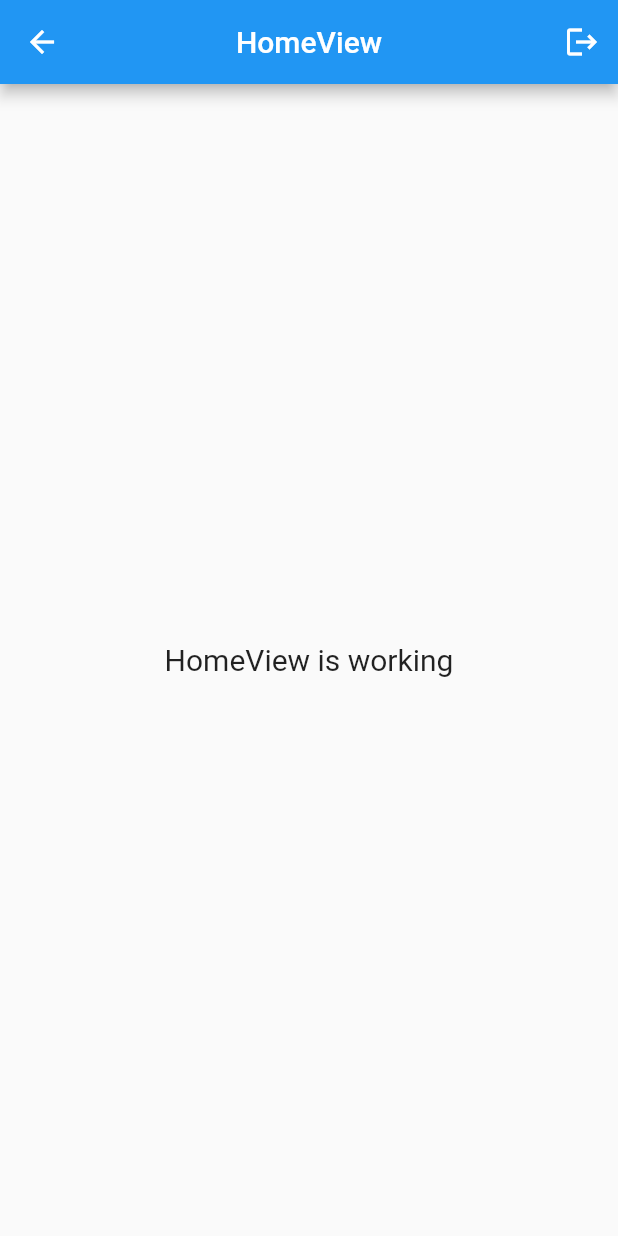
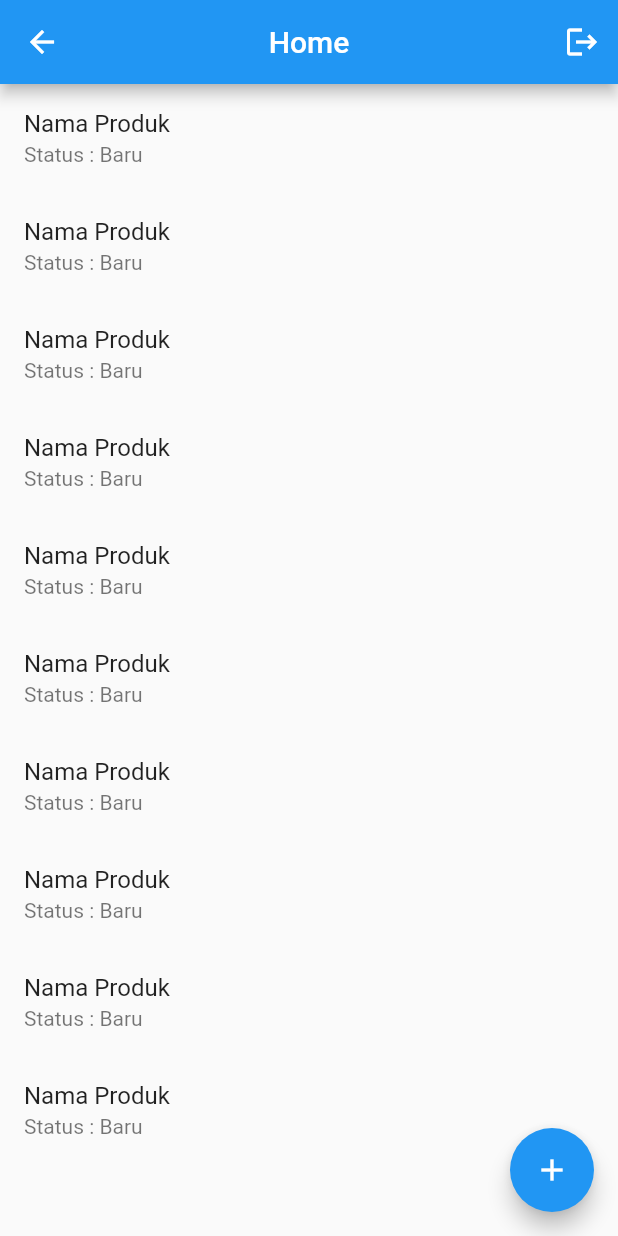
Before and after one commit to DanishMaula/d_firebase, a Flutter app: the HomeView screen opened by its route, on a phone screen of 412 x 824 dp. Run offline on Flutter 3.47's test engine with Material 2 defaults, Android fonts, the light colour scheme and no system bars; our stand-ins replace firebase_auth, firebase_core, get; accounts and stored records are empty; network calls fail.

Commit message:
add depedency for cloud firestore and add little bit of home UI

```diff
--- a/lib/app/modules/home/views/home_view.dart
+++ b/lib/app/modules/home/views/home_view.dart
@@ -1,4 +1,5 @@
 import 'package:d_firebase/app/controllers/auth_controller.dart';
+import 'package:d_firebase/app/routes/app_pages.dart';
 import 'package:flutter/material.dart';
 
 import 'package:get/get.dart';
@@ -12,18 +13,23 @@
   Widget build(BuildContext context) {
     return Scaffold(
       appBar: AppBar(
-        title: Text('HomeView'),
+        title: Text('Home'),
         centerTitle: true,
         actions: [
           IconButton(
          onPressed: () => authC.logout(),
          icon: Icon(Icons.logout))],
       ),
-      body: Center(
-        child: Text(
-          'HomeView is working',
-          style: TextStyle(fontSize: 20),
-        ),
+      body: ListView.builder(
+        itemCount: 10,
+        itemBuilder: (context, index) => ListTile(
+          title: Text('Nama Produk'),
+          subtitle: Text('Status : Baru'),
+      ),
+      ),
+      floatingActionButton: FloatingActionButton(
+        onPressed: () => Get.toNamed(Routes.ADD_PRODUCT),
+        child: Icon(Icons.add),
       ),
     );
   }
--- a/lib/app/modules/reset/views/reset_view.dart
+++ b/lib/app/modules/reset/views/reset_view.dart
@@ -18,6 +18,7 @@
         body: Padding(
           padding: EdgeInsets.all(18),
           child: Column(
+            mainAxisAlignment: MainAxisAlignment.center,
             children: [
               TextField(
                 controller: controller.emailC,
--- a/lib/app/modules/signup/views/signup_view.dart
+++ b/lib/app/modules/signup/views/signup_view.dart
@@ -18,6 +18,7 @@
         body: Padding(
           padding: EdgeInsets.all(18),
           child: Column(
+            mainAxisAlignment: MainAxisAlignment.center,
             children: [
               TextField(
                 controller: controller. emailC,
--- a/lib/app/routes/app_pages.dart
+++ b/lib/app/routes/app_pages.dart
@@ -1,5 +1,7 @@
 import 'package:get/get.dart';
 
+import 'package:d_firebase/app/modules/add_product/bindings/add_product_binding.dart';
+import 'package:d_firebase/app/modules/add_product/views/add_product_view.dart';
 import 'package:d_firebase/app/modules/home/bindings/home_binding.dart';
 import 'package:d_firebase/app/modules/home/views/home_view.dart';
 import 'package:d_firebase/app/modules/login/bindings/login_binding.dart';
@@ -37,5 +39,10 @@
       page: () => ResetView(),
       binding: ResetBinding(),
     ),
+    GetPage(
+      name: _Paths.ADD_PRODUCT,
+      page: () => AddProductView(),
+      binding: AddProductBinding(),
+    ),
   ];
 }
--- a/lib/app/routes/app_routes.dart
+++ b/lib/app/routes/app_routes.dart
@@ -8,6 +8,7 @@
   static const LOGIN = _Paths.LOGIN;
   static const SIGNUP = _Paths.SIGNUP;
   static const RESET = _Paths.RESET;
+  static const ADD_PRODUCT = _Paths.ADD_PRODUCT;
 }
 
 abstract class _Paths {
@@ -15,4 +16,5 @@
   static const LOGIN = '/login';
   static const SIGNUP = '/signup';
   static const RESET = '/reset';
+  static const ADD_PRODUCT = '/add-product';
 }
--- a/pubspec.yaml
+++ b/pubspec.yaml
@@ -10,6 +10,7 @@
   get: 4.6.5
   firebase_core: 1.22.0
   firebase_auth: 3.8.0
+  cloud_firestore: 3.4.7
   flutter:
     sdk: flutter
 
```
Also changed, not shown: lib/app/modules/add_product/bindings/add_product_binding.dart (added, +12 -0 lines), lib/app/modules/add_product/controllers/add_product_controller.dart (added, +20 -0 lines), lib/app/modules/add_product/views/add_product_view.dart (added, +23 -0 lines), pubspec.lock, 1 other file.
